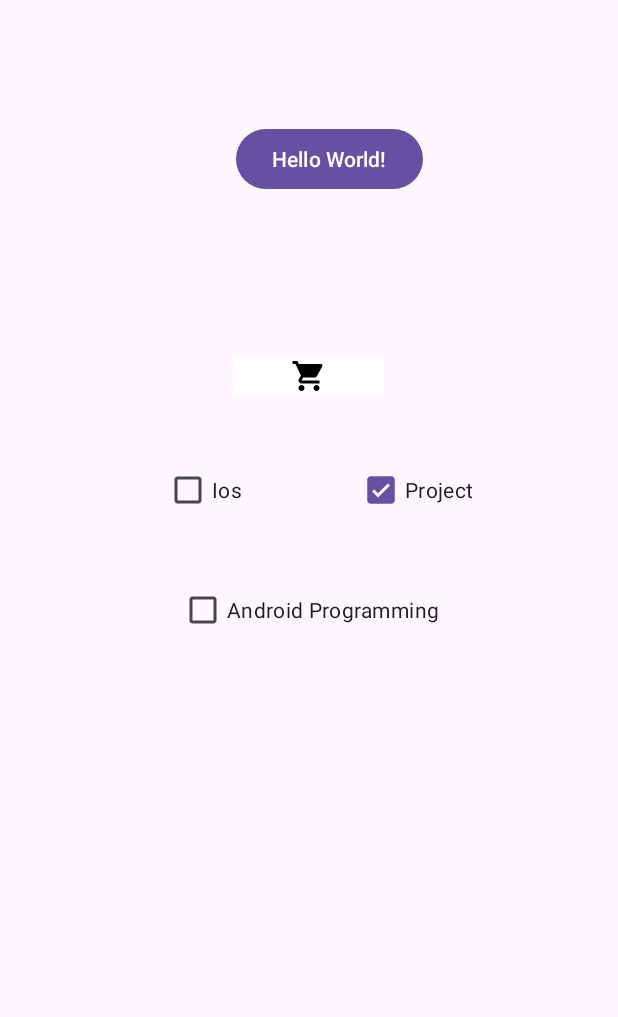
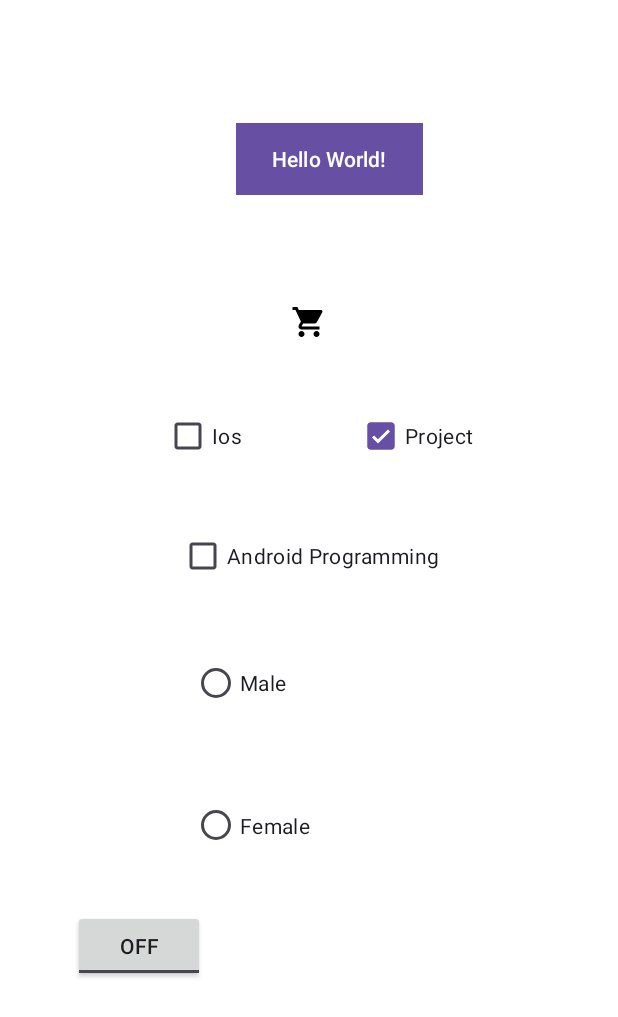
Before and after one commit to raveena-projects/ButtonDemo, an Android app: the screen it shows after launch (MainActivity), after a tap on "Project", on a phone screen of 412 x 824 dp. Shown: the top 1017 px of the screen. Run offline under Robolectric (Android 15) with nearby library versions, the phone set to English and light mode, and no system bars.

Commit message:
Checkbox,Radiobutton,toggle

```diff
--- a/app/src/main/java/com/example/buttondemo/MainActivity.java
+++ b/app/src/main/java/com/example/buttondemo/MainActivity.java
@@ -4,7 +4,9 @@ import android.os.Bundle;
 import android.util.Log;
 import android.view.View;
 import android.widget.Button;
+import android.widget.CheckBox;
 import android.widget.ImageButton;
+import android.widget.RadioButton;
 
 import androidx.activity.EdgeToEdge;
 import androidx.appcompat.app.AppCompatActivity;
@@ -41,6 +43,19 @@ public class MainActivity extends AppCompatActivity {
         });
     }
     public  void checkboxOnclickHandler(View view){
-        Log.d("Checkbox","Checkbox selected");
+        CheckBox checkBox = (CheckBox) view;
+        if(checkBox.isChecked()){
+            Log.d("Checkbox selected", (String) checkBox.getText());
+            String text = (String) checkBox.getText();
+            if(text.equalsIgnoreCase("Project")){
+                Log.d("Project tag", "Project checkbox selected");
+            }
+        }
+    }
+    public void radioButtonOnClickHandler(View view){
+        RadioButton radioButton = (RadioButton) view;
+        if(radioButton.isChecked()){
+            Log.d("radioButton selected", (String) radioButton.getText());
+        }
     }
 }
--- /dev/null
+++ b/app/src/main/res/drawable/custom_border_button.xml
@@ -0,0 +1,5 @@
+<?xml version="1.0" encoding="utf-8"?>
+<shape xmlns:android="http://schemas.android.com/apk/res/android">
+    <solid android:color="@color/white"/>
+    <stroke android:color="@color/black" android:width="2dp"/>
+</shape>
--- a/app/src/main/res/layout/activity_main.xml
+++ b/app/src/main/res/layout/activity_main.xml
@@ -5,13 +5,18 @@
     android:id="@+id/main"
     android:layout_width="match_parent"
     android:layout_height="match_parent"
+    android:background="#FFFFFF"
     tools:context=".MainActivity">
 
     <Button
         android:id="@+id/btn"
         android:layout_width="wrap_content"
         android:layout_height="wrap_content"
+        android:background="@drawable/custom_border_button"
+        android:hapticFeedbackEnabled="false"
         android:text="Hello World!"
+        android:textColor="#FFFFFF"
+        android:textColorLink="#E9E8E8"
         app:layout_constraintBottom_toBottomOf="parent"
         app:layout_constraintEnd_toEndOf="parent"
         app:layout_constraintHorizontal_bias="0.547"
@@ -30,7 +35,7 @@
         app:layout_constraintHorizontal_bias="0.501"
         app:layout_constraintStart_toStartOf="parent"
         app:layout_constraintTop_toTopOf="@id/btn"
-        app:layout_constraintVertical_bias="0.218" />
+        app:layout_constraintVertical_bias="0.168" />
 
     <CheckBox
         android:id="@+id/chk_ios"
@@ -66,4 +71,46 @@
         app:layout_constraintStart_toStartOf="parent"
         app:layout_constraintTop_toBottomOf="@+id/imgBtn" />
 
+    <RadioGroup
+        android:id="@+id/radioGroup"
+        android:layout_width="173dp"
+        android:layout_height="146dp"
+        android:layout_marginBottom="120dp"
+        app:layout_constraintBottom_toBottomOf="parent"
+        app:layout_constraintEnd_toEndOf="parent"
+        app:layout_constraintHorizontal_bias="0.537"
+        app:layout_constraintStart_toStartOf="parent"
+        app:layout_constraintTop_toBottomOf="@+id/chk_android"
+        app:layout_constraintVertical_bias="0.223">
+
+        <RadioButton
+            android:id="@+id/radioButton"
+            android:layout_width="wrap_content"
+            android:layout_height="wrap_content"
+            android:onClick="radioButtonOnClickHandler"
+            android:text="Male" />
+
+        <RadioButton
+            android:id="@+id/radioButton2"
+            android:layout_width="135dp"
+            android:layout_height="match_parent"
+            android:layout_marginTop="44dp"
+            android:layout_marginEnd="92dp"
+            android:onClick="radioButtonOnClickHandler"
+            android:text="Female" />
+    </RadioGroup>
+
+    <ToggleButton
+        android:layout_width="wrap_content"
+        android:layout_height="wrap_content"
+        android:layout_marginTop="28dp"
+        android:textOff="Off"
+        android:textOn="On"
+        app:layout_constraintBottom_toBottomOf="parent"
+        app:layout_constraintEnd_toEndOf="parent"
+        app:layout_constraintHorizontal_bias="0.151"
+        app:layout_constraintStart_toStartOf="parent"
+        app:layout_constraintTop_toBottomOf="@+id/radioGroup"
+        app:layout_constraintVertical_bias="0.008" />
+
 </androidx.constraintlayout.widget.ConstraintLayout>
```
